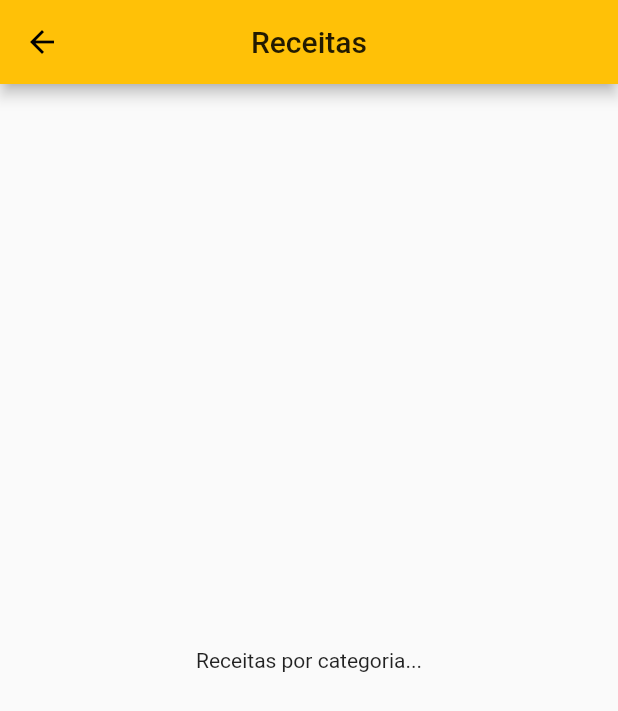
After one commit to Rod1Andrade/Meals, a Flutter app: the screen it shows after launch, after a tap on "Italiano", on a phone screen of 412 x 824 dp. The commit adds this screen. Shown: the top 711 px of the screen. Run offline on Flutter 3.47's test engine with Material 2 defaults, Android fonts, the phone set to English and light mode, and no system bars.

Commit message:
UPDATE - Navegando para uma nova tela

```diff
--- /dev/null
+++ b/app/lib/screens/category_meals_screen.dart
@@ -0,0 +1,20 @@
+import 'package:flutter/material.dart';
+
+/// @author Rodrigo Andrade
+/// @since 25/05/2021
+class CategoryMealScreen extends StatelessWidget {
+  const CategoryMealScreen({Key key}) : super(key: key);
+
+  @override
+  Widget build(BuildContext context) {
+    return Scaffold(
+      appBar: AppBar(
+        title: Text('Receitas'),
+        centerTitle: true,
+      ),
+      body: Center(
+        child: Text('Receitas por categoria...'),
+      ),
+    );
+  }
+}
--- a/app/lib/widgets/category_item.dart
+++ b/app/lib/widgets/category_item.dart
@@ -1,4 +1,5 @@
 import 'package:app/models/category_model.dart';
+import 'package:app/screens/category_meals_screen.dart';
 import 'package:flutter/material.dart';
 
 /// @author Rodrigo Andrade
@@ -8,9 +9,19 @@ class CategoryItem extends StatelessWidget {
 
   const CategoryItem(this.categoryModel);
 
+  /// Navigator to detailed Category Meals
+  ///
+  /// @param BuildContext context
+  void _navigatorToCategoryMealsScreen(BuildContext context) {
+    Navigator.of(context).push(MaterialPageRoute(
+      builder: (_) => CategoryMealScreen(),
+    ));
+  }
+
   @override
   Widget build(BuildContext context) {
     return GestureDetector(
+      onTap: () => _navigatorToCategoryMealsScreen(context),
       child: Card(
         elevation: 5.0,
         clipBehavior: Clip.antiAlias,
@@ -29,10 +40,9 @@ class CategoryItem extends StatelessWidget {
                 categoryModel.subtitle,
                 textAlign: TextAlign.left,
                 style: Theme.of(context).textTheme.caption.copyWith(
-                  fontSize: 11,
-                  color: Colors.grey,
-                  fontWeight: FontWeight.w400
-                ),
+                    fontSize: 11,
+                    color: Colors.grey,
+                    fontWeight: FontWeight.w400),
               ),
               title: Text(categoryModel.title,
                   style: Theme.of(context).textTheme.subtitle1.copyWith(
```
